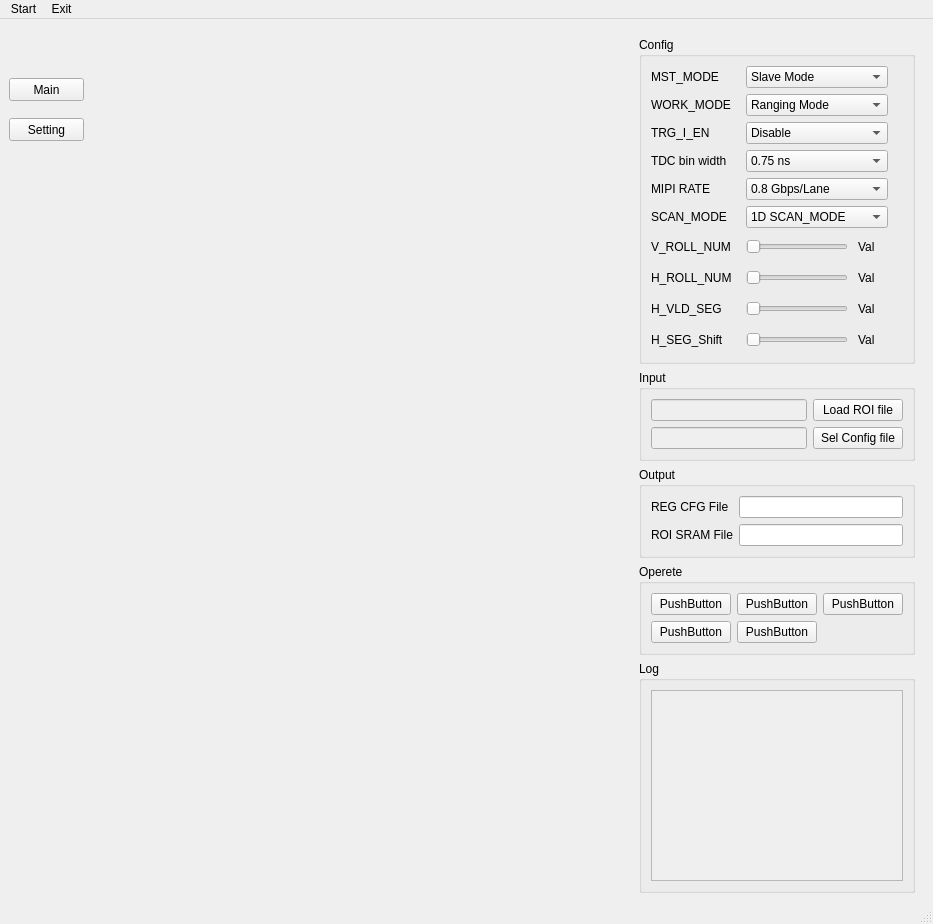
HongGang-Pub/Adaps, file Hawk/HawkGUI/.file/Hawk.ui: the form before one commit.
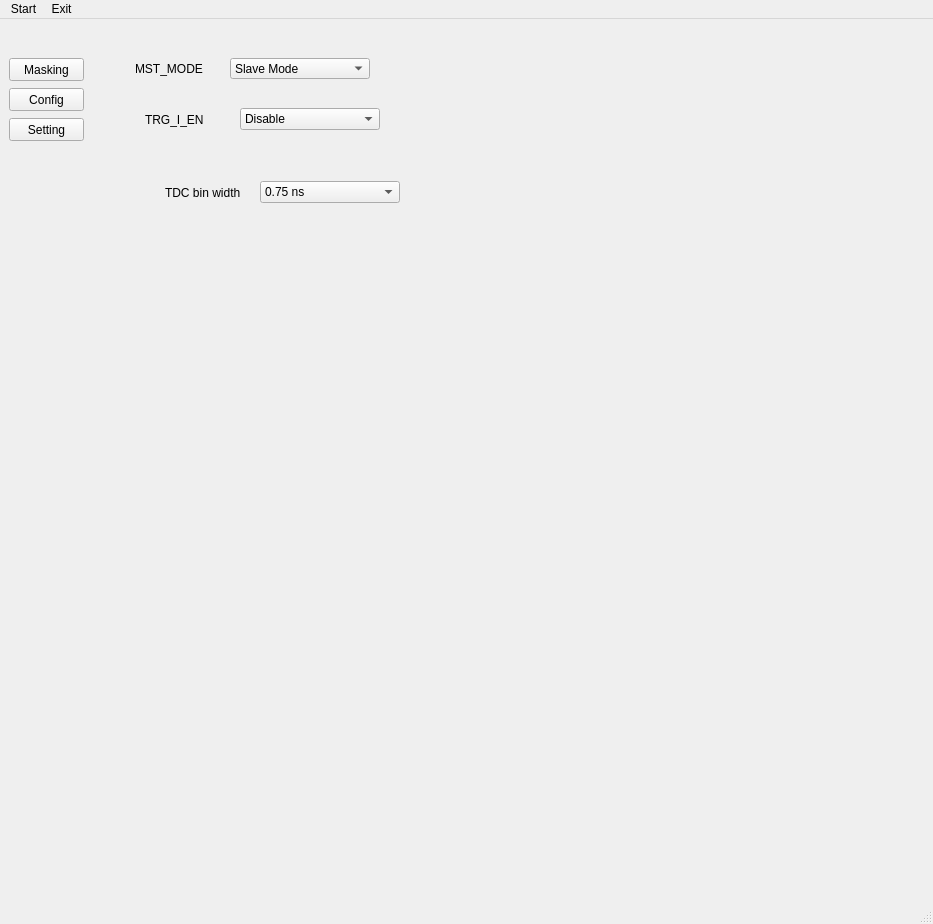
The form after the commit. The open tabs and pages were chosen to show the change.

Commit message: GUI QT 调试

Diff of the .ui file:
```diff
--- a/Hawk/HawkGUI/.file/Hawk.ui
+++ b/Hawk/HawkGUI/.file/Hawk.ui
@@ -54,13 +54,13 @@
        <property name="geometry">
         <rect>
          <x>0</x>
-         <y>50</y>
+         <y>30</y>
          <width>75</width>
          <height>23</height>
         </rect>
        </property>
        <property name="text">
-        <string>Main</string>
+        <string>Masking</string>
        </property>
        <property name="iconSize">
         <size>
@@ -82,6 +82,25 @@
         <string>Setting</string>
        </property>
       </widget>
+      <widget class="QPushButton" name="MainWindowSel_2">
+       <property name="geometry">
+        <rect>
+         <x>0</x>
+         <y>60</y>
+         <width>75</width>
+         <height>23</height>
+        </rect>
+       </property>
+       <property name="text">
+        <string>Config</string>
+       </property>
+       <property name="iconSize">
+        <size>
+         <width>10</width>
+         <height>10</height>
+        </size>
+       </property>
+      </widget>
      </widget>
     </item>
     <item>
@@ -198,60 +217,6 @@
               <property name="rightMargin">
                <number>15</number>
               </property>
-              <item>
-               <widget class="QFrame" name="MST_MODE">
-                <layout class="QHBoxLayout" name="Config_Layout_1" stretch="1,3">
-                 <property name="spacing">
-                  <number>10</number>
-                 </property>
-                 <property name="leftMargin">
-                  <number>0</number>
-                 </property>
-                 <property name="topMargin">
-                  <number>0</number>
-                 </property>
-                 <property name="bottomMargin">
-                  <number>0</number>
-                 </property>
-                 <item>
-                  <widget class="QLabel" name="MST_MODE_Label">
-                   <property name="minimumSize">
-                    <size>
-                     <width>85</width>
-                     <height>0</height>
-                    </size>
-                   </property>
-                   <property name="maximumSize">
-                    <size>
-                     <width>85</width>
-                     <height>16777215</height>
-                    </size>
-                   </property>
-                   <property name="text">
-                    <string>MST_MODE</string>
-                   </property>
-                   <property name="margin">
-                    <number>0</number>
-                   </property>
-                  </widget>
-                 </item>
-                 <item>
-                  <widget class="QComboBox" name="MST_MODE_ComboBox">
-                   <item>
-                    <property name="text">
-                     <string>Slave Mode</string>
-                    </property>
-                   </item>
-                   <item>
-                    <property name="text">
-                     <string>Master Mode</string>
-                    </property>
-                   </item>
-                  </widget>
-                 </item>
-                </layout>
-               </widget>
-              </item>
               <item>
                <widget class="QFrame" name="WORK_MODE_2">
                 <layout class="QHBoxLayout" name="WORK_MODE" stretch="1,3">
@@ -316,131 +281,6 @@
                 </layout>
                </widget>
               </item>
-              <item>
-               <widget class="QFrame" name="TRG_I_EN">
-                <layout class="QHBoxLayout" name="Config_Layout_3" stretch="1,3">
-                 <property name="spacing">
-                  <number>10</number>
-                 </property>
-                 <property name="leftMargin">
-                  <number>0</number>
-                 </property>
-                 <property name="topMargin">
-                  <number>0</number>
-                 </property>
-                 <property name="bottomMargin">
-                  <number>0</number>
-                 </property>
-                 <item>
-                  <widget class="QLabel" name="TRG_I_EN_Label">
-                   <property name="minimumSize">
-                    <size>
-                     <width>85</width>
-                     <height>0</height>
-                    </size>
-                   </property>
-                   <property name="maximumSize">
-                    <size>
-                     <width>85</width>
-                     <height>16777215</height>
-                    </size>
-                   </property>
-                   <property name="text">
-                    <string>TRG_I_EN</string>
-                   </property>
-                  </widget>
-                 </item>
-                 <item>
-                  <widget class="QComboBox" name="TRG_I_EN_ComboBox">
-                   <item>
-                    <property name="text">
-                     <string>Disable</string>
-                    </property>
-                   </item>
-                   <item>
-                    <property name="text">
-                     <string>Enable</string>
-                    </property>
-                   </item>
-                  </widget>
-                 </item>
-                </layout>
-               </widget>
-              </item>
-              <item>
-               <widget class="QFrame" name="TDC_Bin_Width_2">
-                <layout class="QHBoxLayout" name="TDC_Bin_Width" stretch="1,3">
-                 <property name="spacing">
-                  <number>10</number>
-                 </property>
-                 <property name="leftMargin">
-                  <number>0</number>
-                 </property>
-                 <property name="topMargin">
-                  <number>0</number>
-                 </property>
-                 <property name="bottomMargin">
-                  <number>0</number>
-                 </property>
-                 <item>
-                  <widget class="QLabel" name="TDC_Bin_Width_Label">
-                   <property name="minimumSize">
-                    <size>
-                     <width>85</width>
-                     <height>0</height>
-                    </size>
-                   </property>
-                   <property name="maximumSize">
-                    <size>
-                     <width>85</width>
-                     <height>16777215</height>
-                    </size>
-                   </property>
-                   <property name="text">
-                    <string>TDC bin width</string>
-                   </property>
-                   <property name="buddy">
-                    <cstring>TDC_Bin_Width_2</cstring>
-                   </property>
-                  </widget>
-                 </item>
-                 <item>
-                  <widget class="QComboBox" name="TDC_Bin_Width_ComboBox">
-                   <item>
-                    <property name="text">
-                     <string>0.75 ns</string>
-                    </property>
-                   </item>
-                   <item>
-                    <property name="text">
-                     <string>1.00 ns</string>
-                    </property>
-                   </item>
-                   <item>
-                    <property name="text">
-                     <string>1.25 ns</string>
-                    </property>
-                   </item>
-                   <item>
-                    <property name="text">
-                     <string>1.50 ns</string>
-                    </property>
-                   </item>
-                   <item>
-                    <property name="text">
-                     <string>2.00 ns</string>
-                    </property>
-                   </item>
-                   <item>
-                    <property name="text">
-                     <string>2.50 ns</string>
-                    </property>
-                   </item>
-                  </widget>
-                 </item>
-                </layout>
-               </widget>
-              </item>
               <item>
                <widget class="QFrame" name="MIPI_RATE_2">
                 <layout class="QHBoxLayout" name="MIPI_RATE" stretch="1,3">
@@ -1023,6 +863,205 @@
         </item>
        </layout>
       </widget>
+      <widget class="QWidget" name="HawkMoreConfig">
+       <widget class="QFrame" name="MST_MODE">
+        <property name="geometry">
+         <rect>
+          <x>40</x>
+          <y>30</y>
+          <width>244</width>
+          <height>21</height>
+         </rect>
+        </property>
+        <layout class="QHBoxLayout" name="Config_Layout_1" stretch="1,3">
+         <property name="spacing">
+          <number>10</number>
+         </property>
+         <property name="leftMargin">
+          <number>0</number>
+         </property>
+         <property name="topMargin">
+          <number>0</number>
+         </property>
+         <property name="bottomMargin">
+          <number>0</number>
+         </property>
+         <item>
+          <widget class="QLabel" name="MST_MODE_Label">
+           <property name="minimumSize">
+            <size>
+             <width>85</width>
+             <height>0</height>
+            </size>
+           </property>
+           <property name="maximumSize">
+            <size>
+             <width>85</width>
+             <height>16777215</height>
+            </size>
+           </property>
+           <property name="text">
+            <string>MST_MODE</string>
+           </property>
+           <property name="margin">
+            <number>0</number>
+           </property>
+          </widget>
+         </item>
+         <item>
+          <widget class="QComboBox" name="MST_MODE_ComboBox">
+           <item>
+            <property name="text">
+             <string>Slave Mode</string>
+            </property>
+           </item>
+           <item>
+            <property name="text">
+             <string>Master Mode</string>
+            </property>
+           </item>
+          </widget>
+         </item>
+        </layout>
+       </widget>
+       <widget class="QFrame" name="TRG_I_EN">
+        <property name="geometry">
+         <rect>
+          <x>50</x>
+          <y>80</y>
+          <width>244</width>
+          <height>23</height>
+         </rect>
+        </property>
+        <layout class="QHBoxLayout" name="Config_Layout_3" stretch="1,3">
+         <property name="spacing">
+          <number>10</number>
+         </property>
+         <property name="leftMargin">
+          <number>0</number>
+         </property>
+         <property name="topMargin">
+          <number>0</number>
+         </property>
+         <property name="bottomMargin">
+          <number>0</number>
+         </property>
+         <item>
+          <widget class="QLabel" name="TRG_I_EN_Label">
+           <property name="minimumSize">
+            <size>
+             <width>85</width>
+             <height>0</height>
+            </size>
+           </property>
+           <property name="maximumSize">
+            <size>
+             <width>85</width>
+             <height>16777215</height>
+            </size>
+           </property>
+           <property name="text">
+            <string>TRG_I_EN</string>
+           </property>
+          </widget>
+         </item>
+         <item>
+          <widget class="QComboBox" name="TRG_I_EN_ComboBox">
+           <item>
+            <property name="text">
+             <string>Disable</string>
+            </property>
+           </item>
+           <item>
+            <property name="text">
+             <string>Enable</string>
+            </property>
+           </item>
+          </widget>
+         </item>
+        </layout>
+       </widget>
+       <widget class="QFrame" name="TDC_Bin_Width_2">
+        <property name="geometry">
+         <rect>
+          <x>70</x>
+          <y>150</y>
+          <width>244</width>
+          <height>29</height>
+         </rect>
+        </property>
+        <layout class="QHBoxLayout" name="TDC_Bin_Width" stretch="1,3">
+         <property name="spacing">
+          <number>10</number>
+         </property>
+         <property name="leftMargin">
+          <number>0</number>
+         </property>
+         <property name="topMargin">
+          <number>0</number>
+         </property>
+         <property name="bottomMargin">
+          <number>0</number>
+         </property>
+         <item>
+          <widget class="QLabel" name="TDC_Bin_Width_Label">
+           <property name="minimumSize">
+            <size>
+             <width>85</width>
+             <height>0</height>
+            </size>
+           </property>
+           <property name="maximumSize">
+            <size>
+             <width>85</width>
+             <height>16777215</height>
+            </size>
+           </property>
+           <property name="text">
+            <string>TDC bin width</string>
+           </property>
+           <property name="buddy">
+            <cstring>TDC_Bin_Width_2</cstring>
+           </property>
+          </widget>
+         </item>
+         <item>
+          <widget class="QComboBox" name="TDC_Bin_Width_ComboBox">
+           <item>
+            <property name="text">
+             <string>0.75 ns</string>
+            </property>
+           </item>
+           <item>
+            <property name="text">
+             <string>1.00 ns</string>
+            </property>
+           </item>
+           <item>
+            <property name="text">
+             <string>1.25 ns</string>
+            </property>
+           </item>
+           <item>
+            <property name="text">
+             <string>1.50 ns</string>
+            </property>
+           </item>
+           <item>
+            <property name="text">
+             <string>2.00 ns</string>
+            </property>
+           </item>
+           <item>
+            <property name="text">
+             <string>2.50 ns</string>
+            </property>
+           </item>
+          </widget>
+         </item>
+        </layout>
+       </widget>
+      </widget>
       <widget class="QWidget" name="Setting"/>
      </widget>
     </item>
```
Left out of the diff: 4 changed lines with no effect on the pictures. The commit also changes 1 other file.
